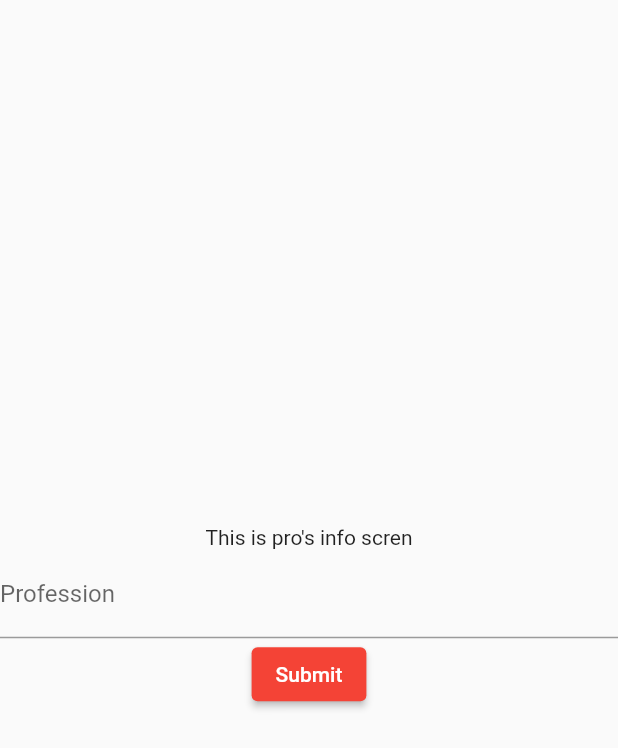
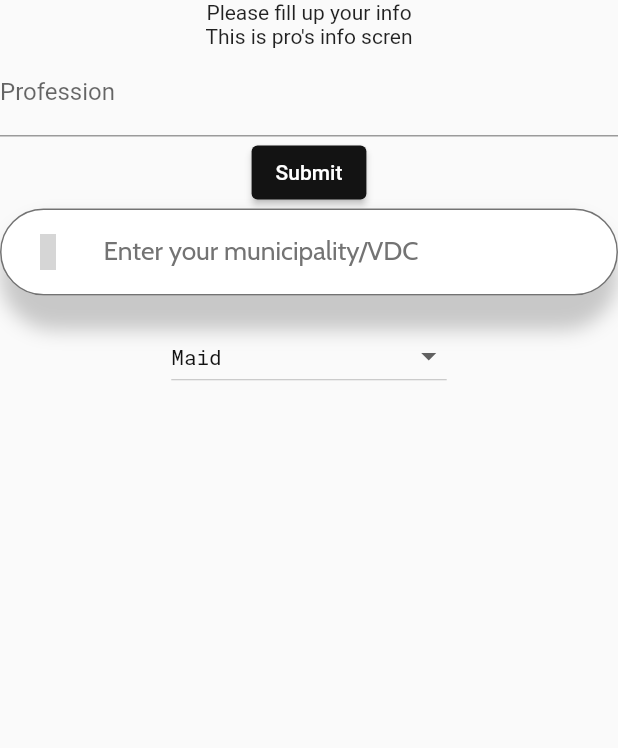
Before and after one commit to SaskarKhadka/Home-Utility, a Flutter app: the ProsInfoScreen screen opened by its route, on a phone screen of 412 x 824 dp. Shown: the top 748 px of the screen. Run offline on Flutter 3.47's test engine with Material 2 defaults, Android fonts, the phone set to English and light mode, and no system bars; our stand-ins replace eva_icons_flutter, firebase_auth, firebase_core, firebase_database, geolocator, get and 3 more; accounts and stored records are empty; grey boxes are pictures that could not be loaded.

Commit message:
updated prosInfoScreen

```diff
--- a/home_utility/lib/components/dialogBox.dart
+++ b/home_utility/lib/components/dialogBox.dart
@@ -16,7 +16,7 @@
       // insetAnimationDuration: Duration(seconds: 3),
       // insetPadding: EdgeInsets.all(25.0),
       child: Container(
-        margin: EdgeInsets.all(20.0),
+        margin: EdgeInsets.all(10.0),
         padding: EdgeInsets.symmetric(vertical: 20.0),
         width: double.infinity,
         decoration: BoxDecoration(
--- a/home_utility/lib/screens/mainScreen.dart
+++ b/home_utility/lib/screens/mainScreen.dart
@@ -39,7 +39,8 @@
   Widget build(BuildContext context) {
     return Scaffold(
       body: TabBarView(
-        dragStartBehavior: DragStartBehavior.down,
+        physics: NeverScrollableScrollPhysics(),
+        // dragStartBehavior: DragStartBehavior.start,
         controller: tabController,
         children: [
           ServicesPage(),
--- a/home_utility/lib/screens/registrationScreen.dart
+++ b/home_utility/lib/screens/registrationScreen.dart
@@ -269,7 +269,7 @@
               message: 'Your account has been created',
             );
             // Get.offAllNamed(MainScreen.id);
-            Get.toNamed(MainScreen.id);
+            Get.offAllNamed(MainScreen.id);
           } else if (code == 'email-already-exists') {
             Get.back();
             getSnackBar(
--- a/home_utility_pro/lib/components/backgroundGradient.dart
+++ b/home_utility_pro/lib/components/backgroundGradient.dart
@@ -6,10 +6,10 @@
   BackgroundGradient({this.child, this.isRegistrationScreen});
   @override
   Widget build(BuildContext context) {
-    Size size = MediaQuery.of(context).size;
+    // Size size = MediaQuery.of(context).size;
     return Container(
       width: double.infinity,
-      height: isRegistrationScreen ? size.height * 1.1 : size.height,
+      // height: size.height,
       color: Color(0xff131313),
       // decoration: BoxDecoration(
       //   color: Colors.white,
--- a/home_utility_pro/lib/components/customPasswordTextField.dart
+++ b/home_utility_pro/lib/components/customPasswordTextField.dart
@@ -1,6 +1,7 @@
 import 'package:flutter/material.dart';
 import 'package:flutter/services.dart';
 import 'package:google_fonts/google_fonts.dart';
+import 'package:home_utility_pro/constants.dart';
 
 class CustomPasswordTextField extends StatefulWidget {
   final TextEditingController textController;
@@ -46,7 +47,7 @@
         onTap: () {
           setState(() {
             // _focusColour = Colors.deepOrangeAccent.shade400;
-            _focusColour = Color(0xff131313);
+            _focusColour = kBlackColour;
           });
         },
         controller: widget.textController,
@@ -100,7 +101,7 @@
             ),
           ),
 
-          fillColor: Colors.white,
+          fillColor: kWhiteColour,
           filled: true,
           enabledBorder: OutlineInputBorder(
             borderSide: BorderSide(
--- /dev/null
+++ b/home_utility_pro/lib/model/services.dart
@@ -0,0 +1,13 @@
+class HomeServices {
+  String _service;
+  String _profession;
+  HomeServices(this._service, this._profession);
+
+  String getService() {
+    return _service;
+  }
+
+  String getProfession() {
+    return _profession;
+  }
+}
--- /dev/null
+++ b/home_utility_pro/lib/model/servicesHandler.dart
@@ -0,0 +1,29 @@
+import 'dart:collection';
+
+import 'services.dart';
+
+class ServiceHandler {
+  final List<HomeServices> _homeServices = [
+    // HomeServices('Home Cleaning', 'Maid'),
+    HomeServices('Maid', 'Maid'),
+    HomeServices('House Painting', 'Painter'),
+    HomeServices('Electrical Services', 'Electrician'),
+    HomeServices('Plumbing', 'Plumber'),
+    HomeServices('Goods Transport', 'Driver'),
+    // HomeServices('Chef', 'Chef'),
+    HomeServices('Carpentry', 'Carpenter'),
+    HomeServices('Gardening', 'Gardener'),
+    HomeServices('Babysitting', 'Baby Sitter'),
+    HomeServices('Tuition', 'Tution Teacher'),
+    HomeServices('Construction', 'Construction Worker'),
+    // HomeServices('Laundary', 'Maid'),
+  ];
+
+  UnmodifiableListView<HomeServices> getServices() {
+    return UnmodifiableListView(_homeServices);
+  }
+
+  int totalServicesCount() {
+    return _homeServices.length;
+  }
+}
--- a/home_utility_pro/lib/screens/mainScreen.dart
+++ b/home_utility_pro/lib/screens/mainScreen.dart
@@ -39,7 +39,8 @@
   Widget build(BuildContext context) {
     return Scaffold(
       body: TabBarView(
-        dragStartBehavior: DragStartBehavior.down,
+        physics: NeverScrollableScrollPhysics(),
+        // dragStartBehavior: DragStartBehavior.down,
         controller: tabController,
         children: [
           UserRequestsPage(),
--- a/home_utility_pro/lib/screens/prosInfoScreen.dart
+++ b/home_utility_pro/lib/screens/prosInfoScreen.dart
@@ -1,7 +1,14 @@
+import 'package:eva_icons_flutter/eva_icons_flutter.dart';
 import 'package:flutter/material.dart';
 import 'package:get/get.dart';
+import 'package:google_fonts/google_fonts.dart';
+import 'package:home_utility_pro/components/customTextField.dart';
 import 'package:home_utility_pro/main.dart';
+import 'package:home_utility_pro/model/services.dart';
+import 'package:home_utility_pro/model/servicesHandler.dart';
 import 'package:home_utility_pro/screens/mainScreen.dart';
+
+import '../constants.dart';
 
 class ProsInfoScreen extends StatefulWidget {
   static String id = '/prosInfoScreen';
@@ -11,12 +18,26 @@
 
 class _ProsInfoScreenState extends State<ProsInfoScreen> {
   final TextEditingController professionController = TextEditingController();
+  final TextEditingController addressController = TextEditingController();
+  ServiceHandler _serviceHandler = ServiceHandler();
+  String value;
+
+  @override
+  void initState() {
+    // TODO: implement initState
+    value = _serviceHandler.getServices()[0].getProfession();
+    super.initState();
+  }
 
   @override
   Widget build(BuildContext context) {
     return SafeArea(
       child: Scaffold(
-      body: Container(
+        // backgroundColor: kBlackColour,
+        body: Column(
+          children: [
+            Text('Please fill up your info'),
+            Container(
               child: Center(
                 child: Column(
                   mainAxisAlignment: MainAxisAlignment.center,
@@ -34,15 +55,57 @@
                     ElevatedButton(
                       onPressed: () {
                         prosProfessionValue = professionController.text.trim();
-                  database.updateProfession(professionController.text.trim());
-                  Get.toNamed(MainScreen.id);
+                        database
+                            .updateProfession(professionController.text.trim());
+                        Get.offAndToNamed(MainScreen.id);
                       },
                       child: Text('Submit'),
+                    ),
+                    CustomTextField(
+                      textController: addressController,
+                      isPhoneNumber: false,
+                      icon: EvaIcons.homeOutline,
+                      labelText: 'Enter your municipality/VDC',
+                    ),
+                    DropdownButton<String>(
+                      style: GoogleFonts.robotoMono(
+                        color: kBlackColour,
+                      ),
+                      elevation: 20,
+                      // focusColor: kBlackColour,
+                      items: _getDropDownMenuItems(),
+                      value: value,
+                      onChanged: (newvalue) {
+                        setState(() {
+                          value = newvalue;
+                        });
+                      },
+                      // dropdownColor: Colors.black,
                     ),
                   ],
                 ),
               ),
             ),
-    ));
+          ],
+        ),
+      ),
+    );
+  }
+
+  List<DropdownMenuItem<String>> _getDropDownMenuItems() {
+    List<DropdownMenuItem<String>> items = [];
+    List services = _serviceHandler.getServices();
+
+    for (HomeServices service in services) {
+      items.add(
+        DropdownMenuItem<String>(
+          child: Text(
+            service.getProfession(),
+          ),
+          value: service.getProfession(),
+        ),
+      );
+    }
+    return items;
   }
 }
```
Also changed, not shown: home_utility/lib/components/detailsDialog.dart (+9 -1 lines), home_utility_pro/lib/components/customButton.dart (+4 -5 lines), home_utility_pro/lib/components/dialogBox.dart (+6 -4 lines), home_utility_pro/lib/main.dart (+15 -1 lines), home_utility_pro/lib/screens/logInScreen.dart (+33 -14 lines), home_utility_pro/lib/screens/registrationScreen.dart (+34 -11 lines), home_utility_pro/lib/screens/tabPages/userRequestsPage.dart (+21 -22 lines), 2 other files. Lines whose indentation alone changed are shown as unchanged.
